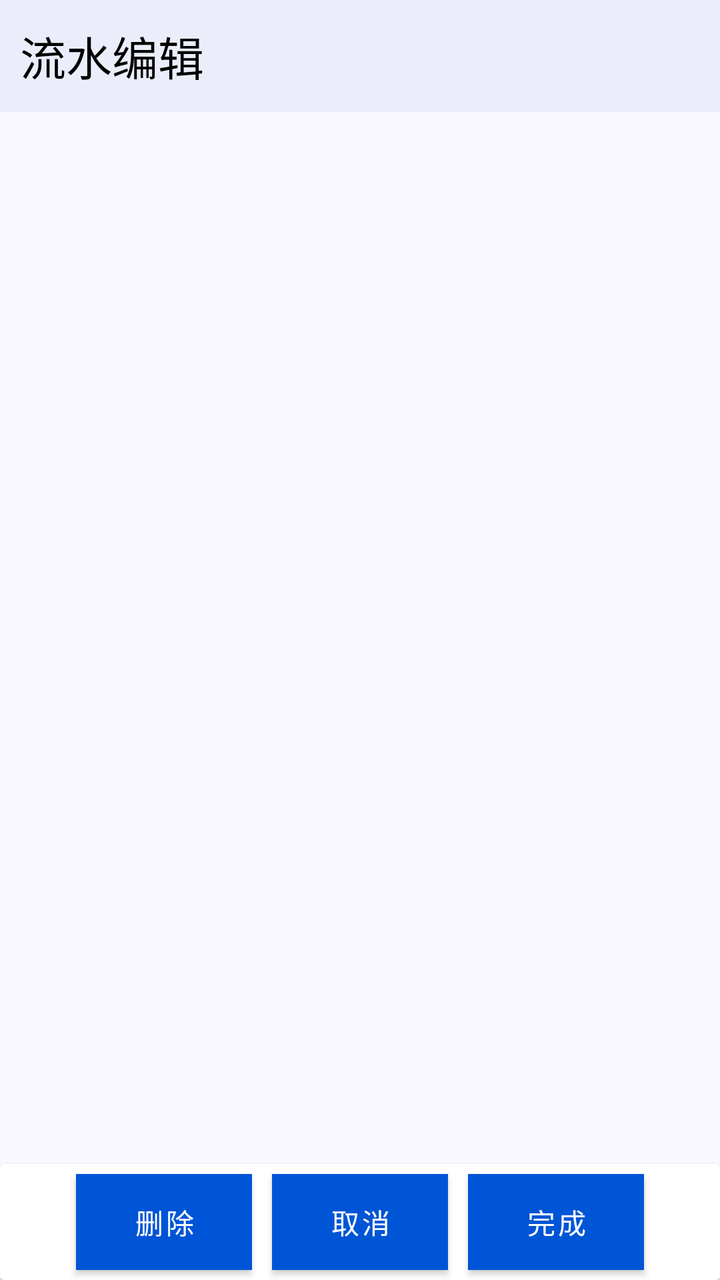
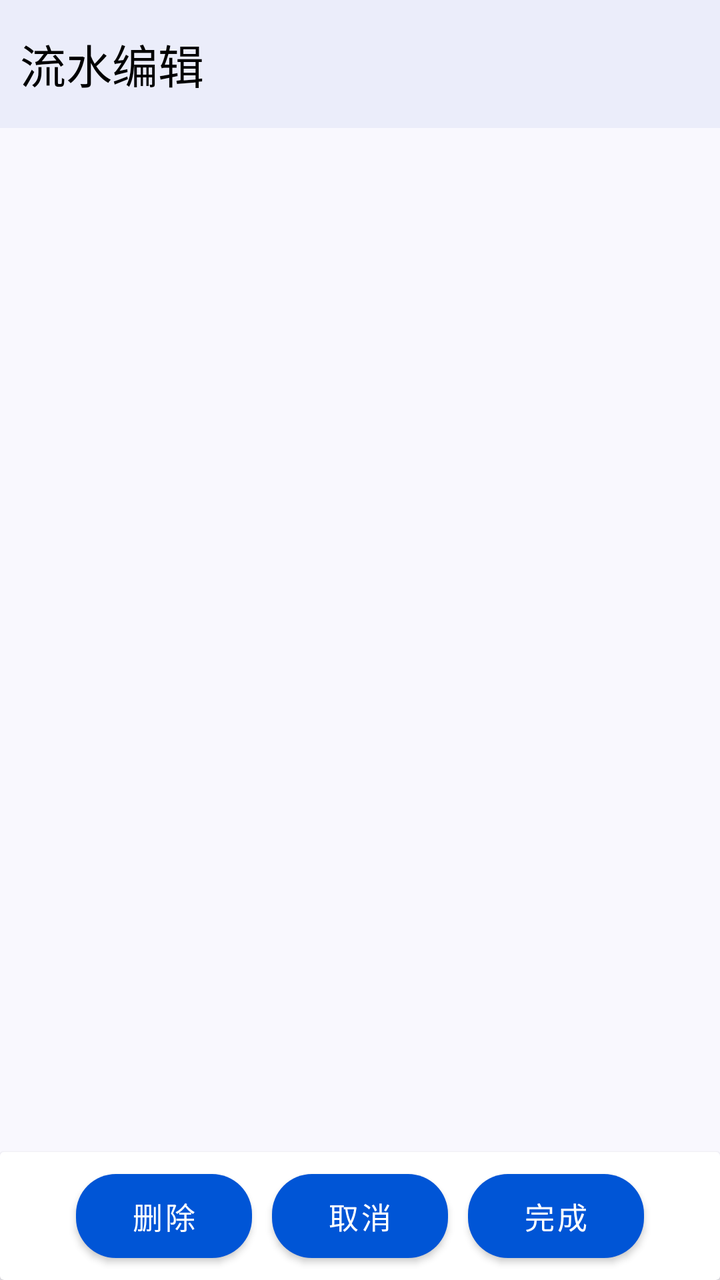

Compare the two renders of this Android layout. The source of the first and the diff that turns it into the second are given below.
<!-- AndroidManifest.xml: application theme Theme.ProjectManager -->
<!-- res/layout/activity_flow_edit.xml -->
<?xml version="1.0" encoding="utf-8"?>
<androidx.constraintlayout.widget.ConstraintLayout xmlns:android="http://schemas.android.com/apk/res/android"
    xmlns:app="http://schemas.android.com/apk/res-auto"
    xmlns:tools="http://schemas.android.com/tools"
    android:id="@+id/main"
    style="@style/PageStyle"
    android:layout_width="match_parent"
    android:layout_height="match_parent"
    tools:context=".ui.bookkeeping.flow_edit.FlowEditActivity">

    <androidx.appcompat.widget.Toolbar
        android:id="@+id/flow_edit_toolbar"
        style="@style/ToolBarStyle"
        android:layout_width="match_parent"
        android:layout_height="?attr/actionBarSize"
        app:layout_constraintEnd_toEndOf="parent"
        app:layout_constraintStart_toStartOf="parent"
        app:layout_constraintTop_toTopOf="parent"
        app:title="流水编辑"></androidx.appcompat.widget.Toolbar>

    <FrameLayout
        android:id="@+id/flow_edit_fragment_container"
        android:layout_width="match_parent"
        android:layout_height="0dp"
        app:layout_constraintBottom_toTopOf="@+id/btn_card_view"
        app:layout_constraintTop_toBottomOf="@+id/flow_edit_toolbar" />

    <androidx.cardview.widget.CardView
        android:id="@+id/btn_card_view"
        android:layout_width="match_parent"
        android:layout_height="wrap_content"
        app:layout_constraintBottom_toBottomOf="parent">

        <LinearLayout
            android:layout_width="match_parent"
            android:layout_height="match_parent"
            android:gravity="center"
            android:orientation="horizontal">

            <android.widget.Button
                android:id="@+id/delete_btn"
                style="@style/BtnStyle"
                android:layout_width="wrap_content"
                android:layout_height="wrap_content"
                android:text="删除" />

            <android.widget.Button
                android:id="@+id/cancel_btn"
                style="@style/BtnStyle"
                android:layout_width="wrap_content"
                android:layout_height="wrap_content"
                android:text="取消" />

            <android.widget.Button
                android:id="@+id/finish_btn"
                style="@style/BtnStyle"
                android:layout_width="wrap_content"
                android:layout_height="wrap_content"
                android:text="完成" />
        </LinearLayout>
    </androidx.cardview.widget.CardView>

</androidx.constraintlayout.widget.ConstraintLayout>
<!-- resources referenced by this layout -->
<resources>
  <style name="BtnStyle" parent="Widget.MaterialComponents.Button">
          <item name="android:background">@color/theme_blue</item>
          <item name="android:textColor">@color/white</item>
          <item name="cornerRadius">20dp</item>
          <item name="android:layout_margin">5dp</item>
      </style>
  <style name="PageStyle">
          <item name="android:background">@color/page_background</item>
      </style>
  <style name="ToolBarStyle">
          <item name="android:background">@color/toolbar_background</item>
          <item name="contentInsetStart">10dp</item>
          <item name="titleTextAppearance">@style/TitleStyle</item>
      </style>
  <style name="Theme.ProjectManager" parent="Theme.MaterialComponents.DayNight.NoActionBar">
          
          <item name="colorPrimary">@color/purple_500</item>
          <item name="colorPrimaryVariant">@color/purple_700</item>
          <item name="colorOnPrimary">@color/white</item>
          
          <item name="colorSecondary">@color/teal_200</item>
          <item name="colorSecondaryVariant">@color/teal_700</item>
          <item name="colorOnSecondary">@color/black</item>
          
          <item name="android:statusBarColor">?attr/colorPrimaryVariant</item>
          
          <item name="toolbarStyle">@style/ToolBarStyle</item>
      </style>
  <color name="theme_blue">#0055d6</color>
  <color name="white">#FFFFFFFF</color>
  <color name="page_background">#f9f8fe</color>
  <color name="toolbar_background">#ebedfa</color>
  <style name="TitleStyle">
          <item name="android:textSize">23sp</item>
          <item name="android:textColor">@color/black</item>
      </style>
  <color name="purple_500">#FF6200EE</color>
  <color name="purple_700">#FF3700B3</color>
  <color name="teal_200">#FF03DAC5</color>
  <color name="teal_700">#FF018786</color>
  <color name="black">#FF000000</color>
</resources>

<!-- the commit's change to res/layout/activity_flow_edit.xml (unified diff, before → after) -->
@@ -16,7 +16,9 @@
         app:layout_constraintEnd_toEndOf="parent"
         app:layout_constraintStart_toStartOf="parent"
         app:layout_constraintTop_toTopOf="parent"
-        app:title="流水编辑"></androidx.appcompat.widget.Toolbar>
+        app:title="流水编辑">
+
+    </androidx.appcompat.widget.Toolbar>
 
     <FrameLayout
         android:id="@+id/flow_edit_fragment_container"
@@ -37,21 +39,21 @@
             android:gravity="center"
             android:orientation="horizontal">
 
-            <android.widget.Button
+            <com.google.android.material.button.MaterialButton
                 android:id="@+id/delete_btn"
                 style="@style/BtnStyle"
                 android:layout_width="wrap_content"
                 android:layout_height="wrap_content"
                 android:text="删除" />
 
-            <android.widget.Button
+            <com.google.android.material.button.MaterialButton
                 android:id="@+id/cancel_btn"
                 style="@style/BtnStyle"
                 android:layout_width="wrap_content"
                 android:layout_height="wrap_content"
                 android:text="取消" />
 
-            <android.widget.Button
+            <com.google.android.material.button.MaterialButton
                 android:id="@+id/finish_btn"
                 style="@style/BtnStyle"
                 android:layout_width="wrap_content"
<!-- resource entries referenced after the edit -->
@@ -1,10 +1,12 @@
 <!-- resources referenced by this layout -->
 <resources>
   <style name="BtnStyle" parent="Widget.MaterialComponents.Button">
-          <item name="android:background">@color/theme_blue</item>
+          <item name="backgroundTint">@color/theme_blue</item>
           <item name="android:textColor">@color/white</item>
+          <item name="android:textSize">15sp</item>
           <item name="cornerRadius">20dp</item>
           <item name="android:layout_margin">5dp</item>
+          <item name="android:padding">10dp</item>
       </style>
   <style name="PageStyle">
           <item name="android:background">@color/page_background</item>
@@ -14,7 +16,7 @@
           <item name="contentInsetStart">10dp</item>
           <item name="titleTextAppearance">@style/TitleStyle</item>
       </style>
-  <style name="Theme.ProjectManager" parent="Theme.MaterialComponents.DayNight.NoActionBar">
+  <style name="Theme.ProjectManager" parent="Theme.Material3.DayNight.NoActionBar">
           
           <item name="colorPrimary">@color/purple_500</item>
           <item name="colorPrimaryVariant">@color/purple_700</item>
